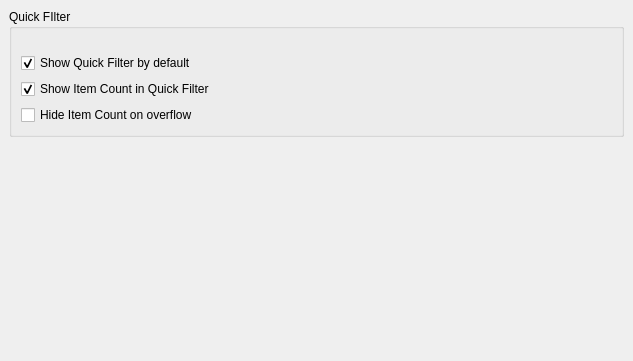
Above: src/dialogs/preferences/InterfaceOptionsWidget.ui from bit-cook/cutter before the change. Below: the same form after it.
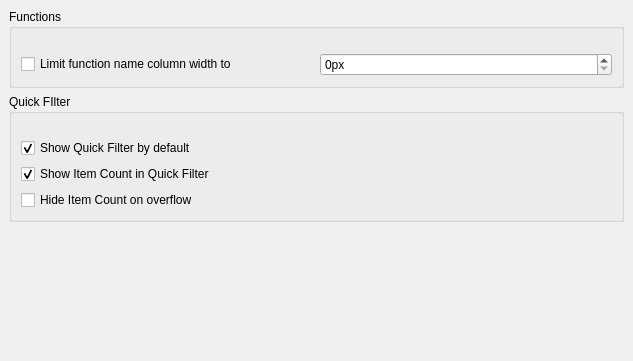
That is the form after the change.

Commit message: Set default width for function name columns (#3598)

```diff
--- a/src/dialogs/preferences/InterfaceOptionsWidget.ui
+++ b/src/dialogs/preferences/InterfaceOptionsWidget.ui
@@ -44,6 +44,51 @@
        </rect>
       </property>
       <layout class="QVBoxLayout" name="scrollLayout">
+       <item>
+        <widget class="QGroupBox" name="fcnWidgetGroupBox">
+         <property name="title">
+          <string>Functions</string>
+         </property>
+         <layout class="QVBoxLayout" name="verticalLayout">
+          <property name="topMargin">
+           <number>24</number>
+          </property>
+          <item>
+           <layout class="QHBoxLayout" name="fcnTruncateLayout" stretch="0,0">
+            <item>
+             <widget class="QCheckBox" name="fcnTruncateCheckBox">
+              <property name="toolTip">
+               <string>Sets the default width for function name columns in widgets. In Functions widget the width is only applied if in Horizontal view</string>
+              </property>
+              <property name="text">
+               <string>Limit function name column width to</string>
+              </property>
+             </widget>
+            </item>
+            <item>
+             <widget class="QSpinBox" name="fcnTruncateSpinBox">
+              <property name="minimumSize">
+               <size>
+                <width>0</width>
+                <height>0</height>
+               </size>
+              </property>
+              <property name="toolTip">
+               <string>Sets the default width for function name columns in widgets. In Functions widget the width is only applied if in Horizontal view</string>
+              </property>
+              <property name="suffix">
+               <string>px</string>
+              </property>
+              <property name="maximum">
+               <number>9999</number>
+              </property>
+             </widget>
+            </item>
+           </layout>
+          </item>
+         </layout>
+        </widget>
+       </item>
        <item>
          <widget class="QGroupBox" name="quickFilterGroupBox">
      <property name="title">
```
Lines whose indentation alone changed are shown as unchanged. The commit also changes 15 other files.
